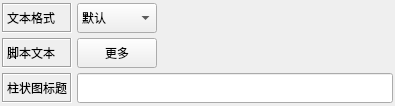
This is LabelText.ui in whatudone/plotxy as Qt 5 draws it before an edit. The edited form follows.
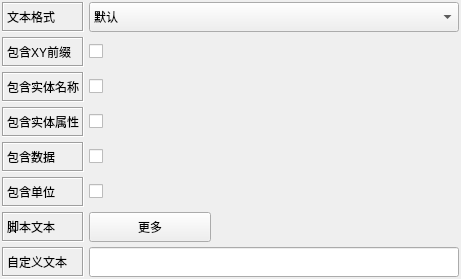
This is the edited form.

What changed in the file:
```diff
--- a/LabelText.ui
+++ b/LabelText.ui
@@ -6,8 +6,8 @@
    <rect>
     <x>0</x>
     <y>0</y>
-    <width>395</width>
-    <height>106</height>
+    <width>461</width>
+    <height>279</height>
    </rect>
   </property>
   <property name="windowTitle">
@@ -17,6 +17,9 @@
    <property name="spacing">
     <number>5</number>
    </property>
+   <property name="sizeConstraint">
+    <enum>QLayout::SetDefaultConstraint</enum>
+   </property>
    <property name="leftMargin">
     <number>0</number>
    </property>
@@ -30,7 +33,10 @@
     <number>0</number>
    </property>
    <item>
-    <layout class="QGridLayout" name="gridLayout">
+    <layout class="QGridLayout" name="gridLayout" columnstretch="0,1,2">
+     <property name="sizeConstraint">
+      <enum>QLayout::SetDefaultConstraint</enum>
+     </property>
      <property name="leftMargin">
       <number>2</number>
      </property>
@@ -46,6 +52,25 @@
      <property name="spacing">
       <number>5</number>
      </property>
+     <item row="2" column="0">
+      <widget class="QLabel" name="label_2">
+       <property name="minimumSize">
+        <size>
+         <width>0</width>
+         <height>30</height>
+        </size>
+       </property>
+       <property name="frameShape">
+        <enum>QFrame::Box</enum>
+       </property>
+       <property name="frameShadow">
+        <enum>QFrame::Sunken</enum>
+       </property>
+       <property name="text">
+        <string>包含实体名称</string>
+       </property>
+      </widget>
+     </item>
      <item row="0" column="0">
       <widget class="QLabel" name="label_13">
        <property name="minimumSize">
@@ -65,45 +90,7 @@
        </property>
       </widget>
      </item>
-     <item row="0" column="1">
-      <widget class="QComboBox" name="comboBox_3">
-       <property name="minimumSize">
-        <size>
-         <width>0</width>
-         <height>30</height>
-        </size>
-       </property>
-       <item>
-        <property name="text">
-         <string>默认</string>
-        </property>
-       </item>
-       <item>
-        <property name="text">
-         <string>定制</string>
-        </property>
-       </item>
-       <item>
-        <property name="text">
-         <string>脚本化</string>
-        </property>
-       </item>
-      </widget>
-     </item>
-     <item row="0" column="2">
-      <spacer name="horizontalSpacer_13">
-       <property name="orientation">
-        <enum>Qt::Horizontal</enum>
-       </property>
-       <property name="sizeHint" stdset="0">
-        <size>
-         <width>40</width>
-         <height>20</height>
-        </size>
-       </property>
-      </spacer>
-     </item>
-     <item row="1" column="0">
+     <item row="6" column="0">
       <widget class="QLabel" name="label_14">
        <property name="minimumSize">
         <size>
@@ -122,7 +109,7 @@
        </property>
       </widget>
      </item>
-     <item row="1" column="1">
+     <item row="6" column="1">
       <widget class="QPushButton" name="pushButton_9">
        <property name="minimumSize">
         <size>
@@ -135,20 +122,7 @@
        </property>
       </widget>
      </item>
-     <item row="1" column="2">
-      <spacer name="horizontalSpacer_14">
-       <property name="orientation">
-        <enum>Qt::Horizontal</enum>
-       </property>
-       <property name="sizeHint" stdset="0">
-        <size>
-         <width>40</width>
-         <height>20</height>
-        </size>
-       </property>
-      </spacer>
-     </item>
-     <item row="2" column="0">
+     <item row="7" column="0">
       <widget class="QLabel" name="label_15">
        <property name="minimumSize">
         <size>
@@ -163,11 +137,11 @@
         <enum>QFrame::Sunken</enum>
        </property>
        <property name="text">
-        <string>柱状图标题</string>
+        <string>自定义文本</string>
        </property>
       </widget>
      </item>
-     <item row="2" column="1" colspan="2">
+     <item row="7" column="1" colspan="2">
       <widget class="QLineEdit" name="lineEdit_4">
        <property name="minimumSize">
         <size>
@@ -177,6 +151,142 @@
        </property>
       </widget>
      </item>
+     <item row="1" column="0">
+      <widget class="QLabel" name="label">
+       <property name="minimumSize">
+        <size>
+         <width>0</width>
+         <height>30</height>
+        </size>
+       </property>
+       <property name="frameShape">
+        <enum>QFrame::Box</enum>
+       </property>
+       <property name="frameShadow">
+        <enum>QFrame::Sunken</enum>
+       </property>
+       <property name="text">
+        <string>包含XY前缀</string>
+       </property>
+      </widget>
+     </item>
+     <item row="3" column="0">
+      <widget class="QLabel" name="label_3">
+       <property name="minimumSize">
+        <size>
+         <width>0</width>
+         <height>30</height>
+        </size>
+       </property>
+       <property name="frameShape">
+        <enum>QFrame::Box</enum>
+       </property>
+       <property name="frameShadow">
+        <enum>QFrame::Sunken</enum>
+       </property>
+       <property name="text">
+        <string>包含实体属性</string>
+       </property>
+      </widget>
+     </item>
+     <item row="4" column="0">
+      <widget class="QLabel" name="label_4">
+       <property name="minimumSize">
+        <size>
+         <width>0</width>
+         <height>30</height>
+        </size>
+       </property>
+       <property name="frameShape">
+        <enum>QFrame::Box</enum>
+       </property>
+       <property name="frameShadow">
+        <enum>QFrame::Sunken</enum>
+       </property>
+       <property name="text">
+        <string>包含数据</string>
+       </property>
+      </widget>
+     </item>
+     <item row="5" column="0">
+      <widget class="QLabel" name="label_5">
+       <property name="minimumSize">
+        <size>
+         <width>0</width>
+         <height>30</height>
+        </size>
+       </property>
+       <property name="frameShape">
+        <enum>QFrame::Box</enum>
+       </property>
+       <property name="frameShadow">
+        <enum>QFrame::Sunken</enum>
+       </property>
+       <property name="text">
+        <string>包含单位</string>
+       </property>
+      </widget>
+     </item>
+     <item row="0" column="1" colspan="2">
+      <widget class="QComboBox" name="comboBox_3">
+       <property name="minimumSize">
+        <size>
+         <width>0</width>
+         <height>30</height>
+        </size>
+       </property>
+       <item>
+        <property name="text">
+         <string>默认</string>
+        </property>
+       </item>
+       <item>
+        <property name="text">
+         <string>自定义</string>
+        </property>
+       </item>
+       <item>
+        <property name="text">
+         <string>脚本化</string>
+        </property>
+       </item>
+      </widget>
+     </item>
+     <item row="1" column="1" colspan="2">
+      <widget class="QCheckBox" name="checkBox">
+       <property name="text">
+        <string/>
+       </property>
+      </widget>
+     </item>
+     <item row="2" column="1" colspan="2">
+      <widget class="QCheckBox" name="checkBox_2">
+       <property name="text">
+        <string/>
+       </property>
+      </widget>
+     </item>
+     <item row="3" column="1" colspan="2">
+      <widget class="QCheckBox" name="checkBox_3">
+       <property name="text">
+        <string/>
+       </property>
+      </widget>
+     </item>
+     <item row="4" column="1" colspan="2">
+      <widget class="QCheckBox" name="checkBox_4">
+       <property name="text">
+        <string/>
+       </property>
+      </widget>
+     </item>
+     <item row="5" column="1" colspan="2">
+      <widget class="QCheckBox" name="checkBox_5">
+       <property name="text">
+        <string/>
+       </property>
+      </widget>
+     </item>
     </layout>
    </item>
   </layout>
```
